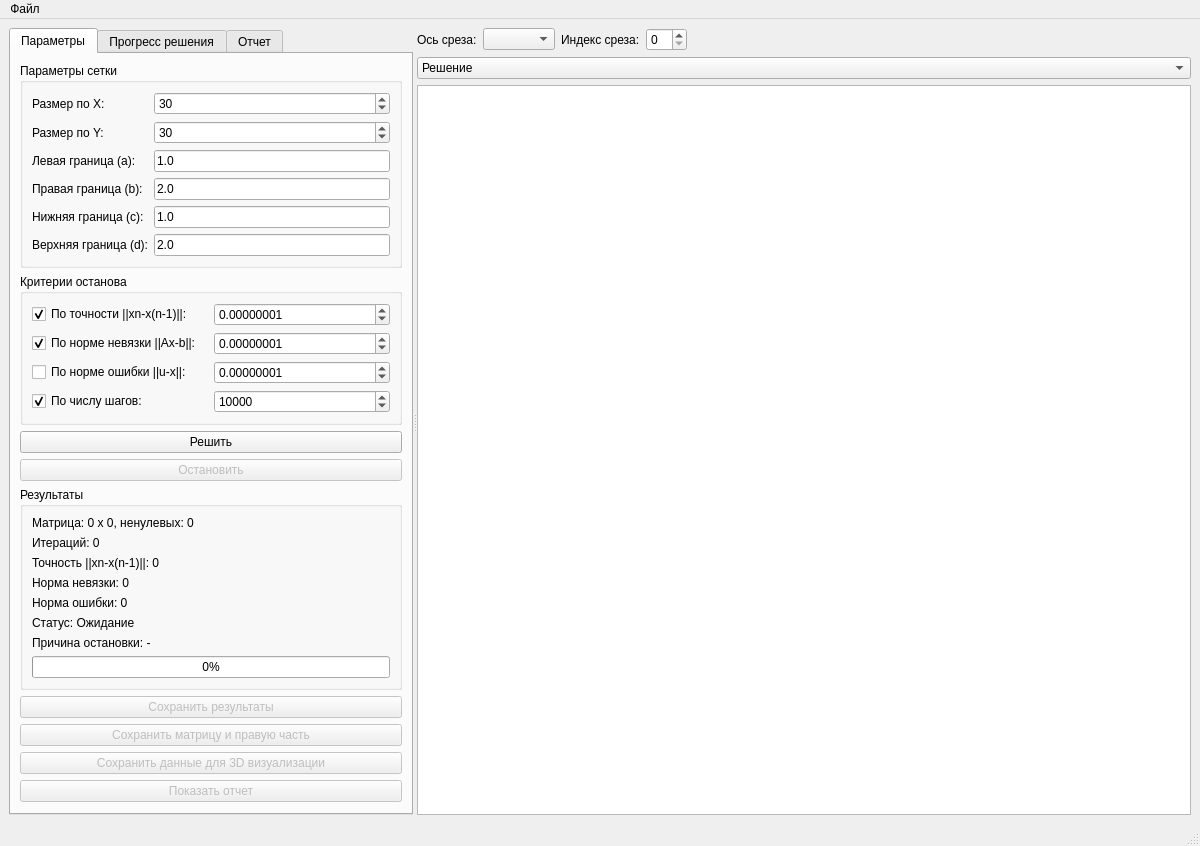
This is qt_gui/src/mainwindow.ui in Ruslan361/iterative_solvers as Qt 5 draws it before an edit. The edited form follows.
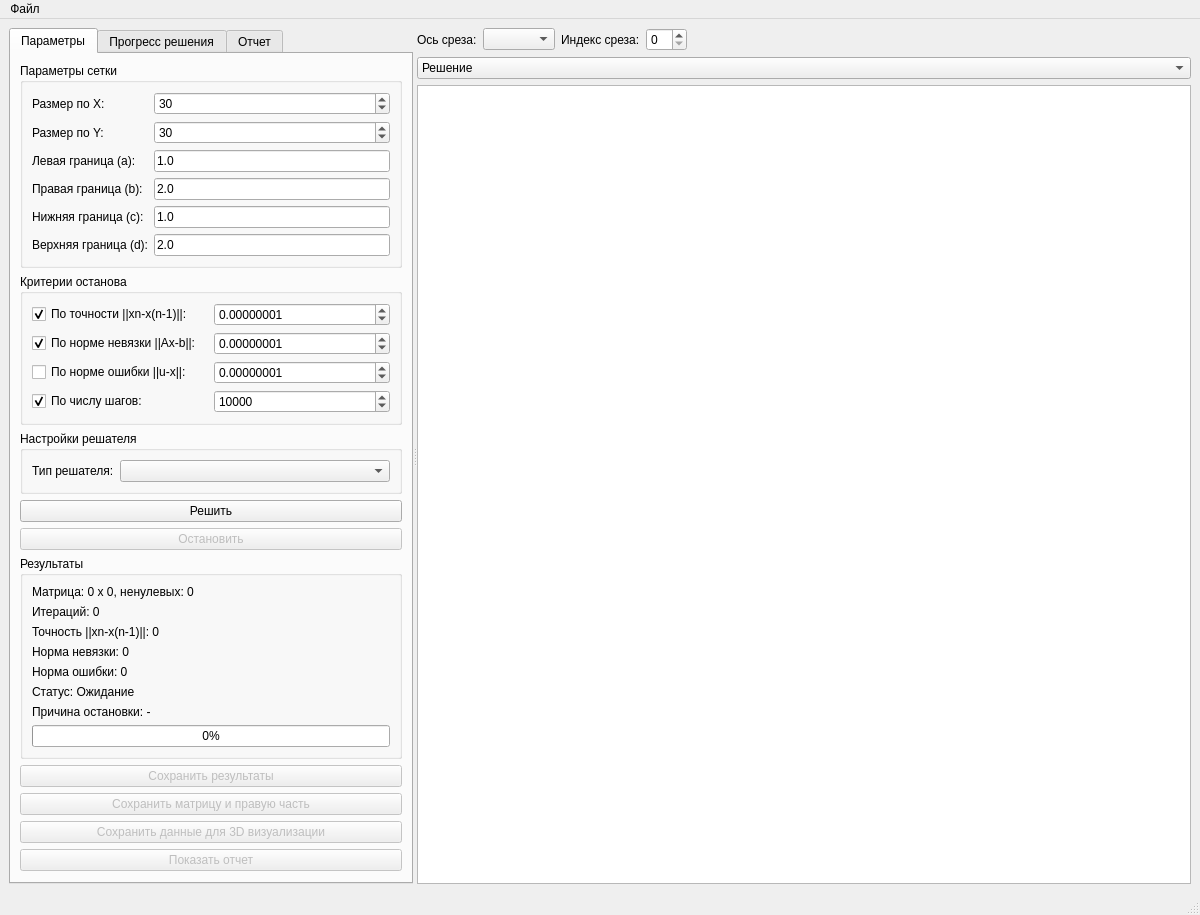
This is the edited form. Custom widgets are drawn as their Qt base class.

Patch:
```diff
--- a/qt_gui/src/mainwindow.ui
+++ b/qt_gui/src/mainwindow.ui
@@ -244,6 +244,25 @@
               </layout>
              </widget>
             </item>
+            <item>
+             <widget class="QGroupBox" name="solverSettingsGroup">
+              <property name="title">
+               <string>Настройки решателя</string>
+              </property>
+              <layout class="QFormLayout" name="formLayout_2">
+               <item row="0" column="0">
+                <widget class="QLabel" name="solverTypeLabel">
+                 <property name="text">
+                  <string>Тип решателя:</string>
+                 </property>
+                </widget>
+               </item>
+               <item row="0" column="1">
+                <widget class="QComboBox" name="solverTypeComboBox"/>
+               </item>
+              </layout>
+             </widget>
+            </item>
             <item>
              <widget class="QPushButton" name="solveButton">
               <property name="text">
```
